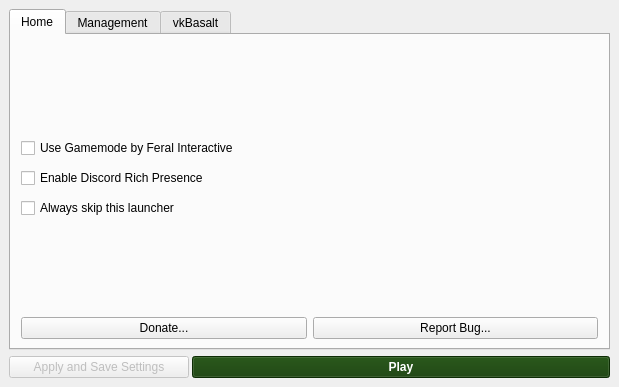
Before: the Qt Designer form src/installer.ui in polkaulfield/lol-for-linux-installer, drawn with Qt 5.
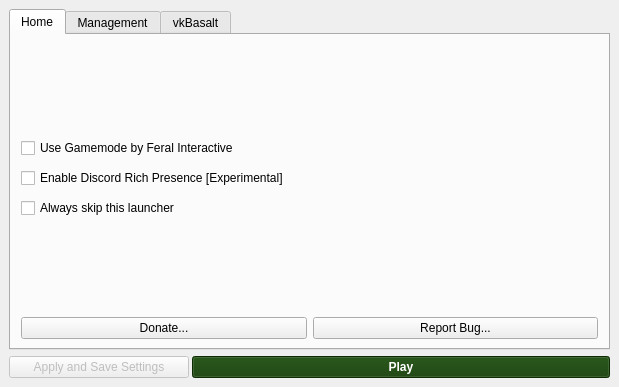
After: the same form once the commit is applied. Icons and pictures are not drawn.

Commit message: Change League RPC Link and add experimental tag

```diff
--- a/src/installer.ui
+++ b/src/installer.ui
@@ -509,7 +509,7 @@
                       <string>&lt;html&gt;&lt;head/&gt;&lt;body&gt;&lt;p&gt;Enable Discord Rich Presence, provided by league-rpc-linux&lt;/p&gt;&lt;p&gt;&lt;a href=&quot;https://github.com/FeralInteractive/gamemode&quot;&gt;&lt;span style=&quot; text-decoration: underline; color:#007af4;&quot;&gt;https://github.com/daglaroglou/league-rpc-linux&lt;/span&gt;&lt;/a&gt;&lt;/p&gt;&lt;/body&gt;&lt;/html&gt;</string>
                      </property>
                      <property name="text">
-                      <string>Enable Discord Rich Presence</string>
+                      <string>Enable Discord Rich Presence [Experimental]</string>
                      </property>
                      <property name="icon">
                       <iconset theme="discord">
```
The commit also changes 1 other file.
